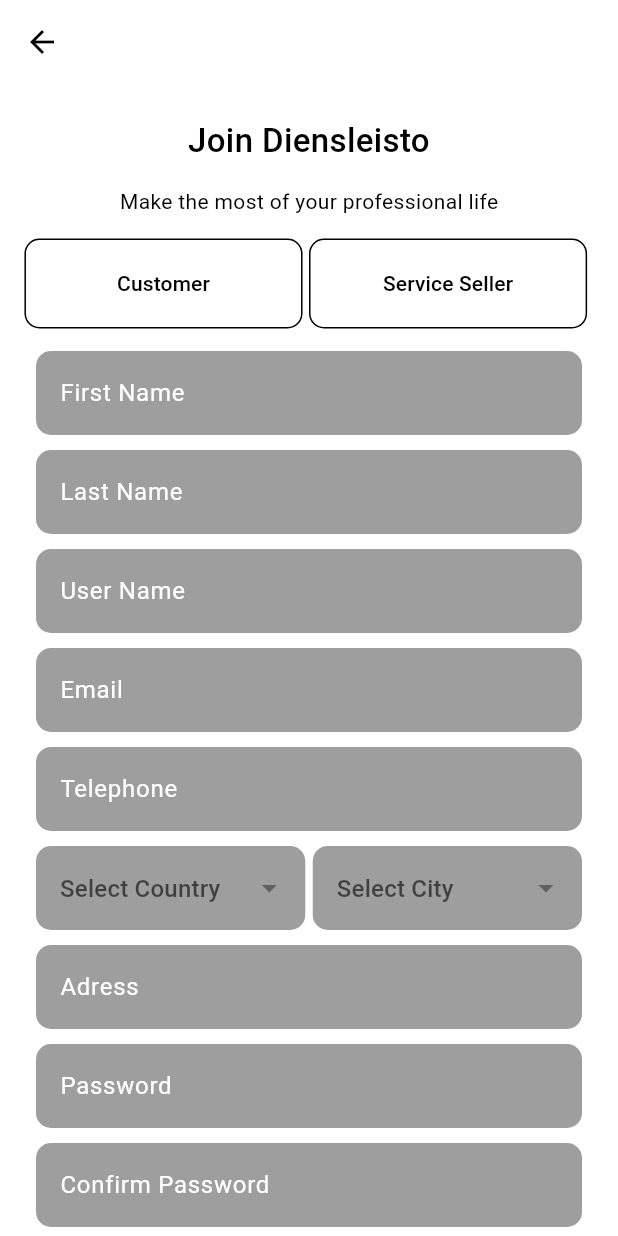
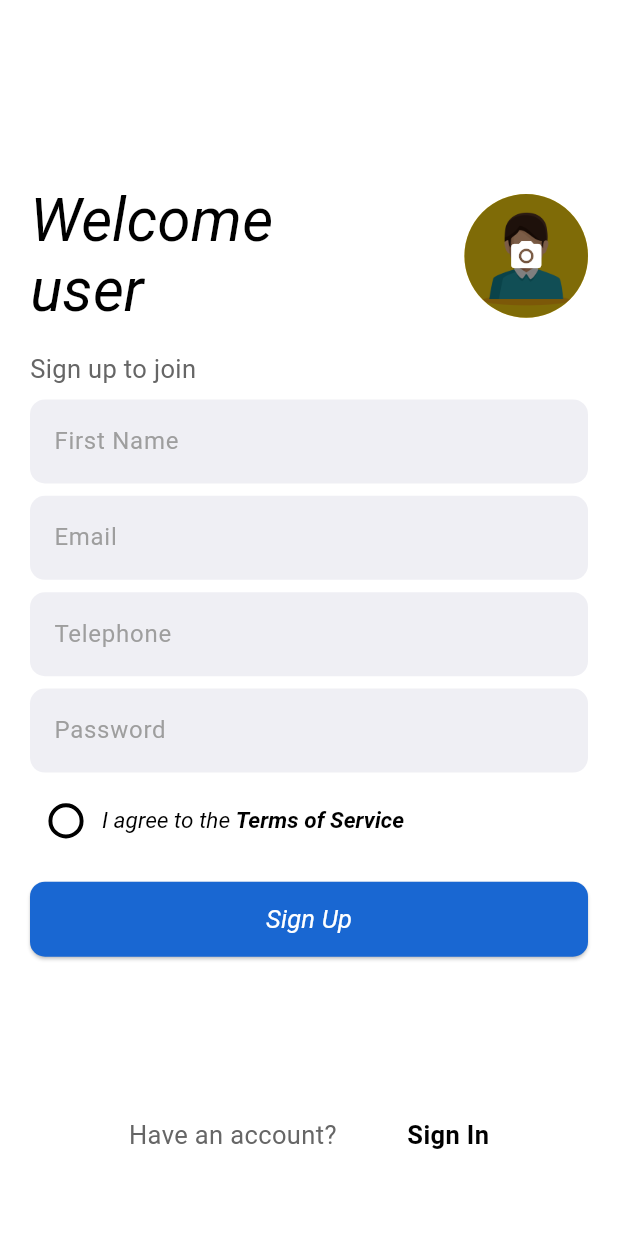
Before and after one commit to rafay99-epic/Dienstleistro, a Flutter app: the signUp screen opened directly, on a phone screen of 412 x 824 dp. Run offline on Flutter 3.47's test engine with Material 3 defaults, Android fonts, the phone set to English and light mode, and no system bars; our stand-ins replace carousel_slider, flutter_animation_progress_bar, flutter_rating_bar, font_awesome_flutter, google_fonts, image_picker and 4 more; Roboto replaces fonts that are missing (ABeeZee).

Commit message:
Multi Screen Support &  Signup User Ui Complete

```diff
--- a/lib/frontend/screens/functionality/auth/login.dart
+++ b/lib/frontend/screens/functionality/auth/login.dart
@@ -25,7 +25,7 @@ class _loginState extends State<login> {
     final size = MediaQuery.of(context).size;
     return Scaffold(
       backgroundColor: Theme.of(context).colorScheme.background,
-      body: Container(
+      body: SingleChildScrollView(
         child: Padding(
           padding: EdgeInsets.symmetric(horizontal: size.width * 0.05),
           child: Column(
@@ -190,13 +190,12 @@ class _loginState extends State<login> {
                 buttonTextfontStyle: FontStyle.italic,
                 iconColor: Theme.of(context).colorScheme.primary,
               ),
-              const Spacer(),
               Padding(
                 padding: EdgeInsets.only(
                   left: size.width * 0.1,
                   right: size.width * 0.1,
                   bottom: size.height * 0.02,
-                  top: size.height * 0.02,
+                  top: size.height * 0.13,
                 ),
                 child: Row(
                   mainAxisAlignment: MainAxisAlignment.spaceBetween,
@@ -214,7 +213,11 @@ class _loginState extends State<login> {
                       onTap: () {
                         Navigator.push(
                           context,
-                          MaterialPageRoute(builder: (context) => signUp()),
+                          PageTransition(
+                            type: PageTransitionType.rightToLeftWithFade,
+                            child: const signUp(),
+                            duration: const Duration(milliseconds: 500),
+                          ),
                         );
                       },
                       child: MyText(
--- a/lib/frontend/screens/functionality/auth/signup.dart
+++ b/lib/frontend/screens/functionality/auth/signup.dart
@@ -1,274 +1,184 @@
 // ignore_for_file: camel_case_types
 
+import 'package:dienstleisto/frontend/screens/functionality/auth/login.dart';
 import 'package:dienstleisto/frontend/widgets/button.dart';
+import 'package:dienstleisto/frontend/widgets/textStyle.dart';
 import 'package:dienstleisto/frontend/widgets/textfeild.dart';
 import 'package:flutter/material.dart';
-import 'package:font_awesome_flutter/font_awesome_flutter.dart';
+import 'dart:io';
+
+import 'package:image_picker/image_picker.dart';
+import 'package:page_transition/page_transition.dart';
 
 class signUp extends StatefulWidget {
-  signUp({super.key});
+  const signUp({super.key});
 
   @override
   State<signUp> createState() => _signUpState();
 }
 
 class _signUpState extends State<signUp> {
-  final TextEditingController firstName = TextEditingController();
-  final TextEditingController lastName = TextEditingController();
-  final TextEditingController username = TextEditingController();
+  final TextEditingController name = TextEditingController();
   final TextEditingController email = TextEditingController();
   final TextEditingController phoneNumber = TextEditingController();
-  final TextEditingController country = TextEditingController();
-  final TextEditingController city = TextEditingController();
-  final TextEditingController address = TextEditingController();
   final TextEditingController password = TextEditingController();
-  final TextEditingController confirmPassword = TextEditingController();
+
   bool _isChecked = false;
-  String? selectedCountry;
-  String? selectedCity;
-
-  final List<String> countries = ['USA', 'Canada', 'Mexico'];
-  final List<String> cities = ['New York', 'Toronto', 'Mexico City'];
+  File? _profileImage;
 
   @override
   Widget build(BuildContext context) {
+    final size = MediaQuery.of(context).size;
+    final double imageSize = size.width * 0.2;
+
     return Scaffold(
-      appBar: AppBar(),
       body: SingleChildScrollView(
-        child: Center(
         child: Padding(
-            padding: const EdgeInsets.all(12),
+          padding: const EdgeInsets.only(left: 20.0, right: 20.0),
           child: Column(
             children: <Widget>[
-                //Image
-                const Align(
-                  alignment: Alignment.center,
-                  //image for logo
-                  // Image.asset(""),
+              SizedBox(height: size.height * 0.15, width: size.width * 0.5),
+              Row(
+                mainAxisAlignment: MainAxisAlignment.spaceBetween,
+                children: [
+                  Align(
+                    alignment: Alignment.centerLeft,
+                    child: RichText(
+                      text: TextSpan(
+                        children: <TextSpan>[
+                          TextSpan(
+                            text: 'Welcome',
+                            style: TextStyle(
+                              fontSize: 40,
+                              fontWeight: FontWeight.w400,
+                              color: Theme.of(context).colorScheme.primary,
+                              fontStyle: FontStyle.italic,
+                              fontFamily: "ABeeZee",
                             ),
-                const SizedBox(height: 10),
-                const Align(
-                  alignment: Alignment.center,
-                  child: Text(
-                    "Join Diensleisto",
-                    textAlign: TextAlign.center,
+                          ),
+                          TextSpan(
+                            text: '\nuser',
                             style: TextStyle(
-                      fontSize: 22,
-                      fontWeight: FontWeight.w500,
+                              fontSize: 40,
+                              fontWeight: FontWeight.w400,
+                              color: Theme.of(context).colorScheme.primary,
+                              fontStyle: FontStyle.italic,
+                              fontFamily: "ABeeZee",
+                            ),
+                          ),
+                        ],
                       ),
                     ),
                   ),
-                const SizedBox(height: 15),
-                const Align(
-                  alignment: Alignment.center,
-                  child: Text(
-                    "Make the most of your professional life",
-                    style: TextStyle(
-                      fontSize: 14,
-                      fontWeight: FontWeight.w400,
-                      color: Colors.black,
+                  GestureDetector(
+                    onTap: () async {
+                      final pickedFile = await ImagePicker()
+                          .pickImage(source: ImageSource.gallery);
+                      if (pickedFile != null) {
+                        setState(() {
+                          _profileImage = File(pickedFile.path);
+                        });
+                      }
+                    },
+                    child: Stack(
+                      children: [
+                        Container(
+                          width: imageSize,
+                          height: imageSize,
+                          decoration: BoxDecoration(
+                            shape: BoxShape.circle,
+                            image: DecorationImage(
+                              fit: BoxFit.cover,
+                              image: _profileImage != null
+                                  ? FileImage(_profileImage!)
+                                  : const AssetImage(
+                                          'assets/images/profileimage.jpg')
+                                      as ImageProvider<Object>,
                             ),
                           ),
                         ),
-                const SizedBox(height: 15),
-                //row selector
-                Row(
-                  mainAxisAlignment: MainAxisAlignment.spaceEvenly,
-                  children: <Widget>[
+                        if (_profileImage == null)
                           Container(
-                      height: 60, // Set the height of the button
-                      width: MediaQuery.of(context).size.width *
-                          0.45, // Set the width to 45% of the screen width
-                      child: ElevatedButton(
-                        onPressed: () {
-                          // Handle button press for 'Customer'
-                        },
-                        style: ElevatedButton.styleFrom(
-                          foregroundColor: Colors.black,
-                          backgroundColor: Colors.white,
-                          side: const BorderSide(color: Colors.black),
-                          elevation: 0,
-                          shape: RoundedRectangleBorder(
-                            borderRadius: BorderRadius.circular(10),
+                            width: imageSize,
+                            height: imageSize,
+                            decoration: BoxDecoration(
+                              shape: BoxShape.circle,
+                              color: Colors.black.withOpacity(0.5),
+                            ),
+                            child: const Icon(Icons.camera_alt,
+                                color: Colors.white),
+                          ),
+                      ],
                     ),
                   ),
-                        child: const Text('Customer'),
+                ],
+              ),
+              // const SizedBox(height: 15),
+              SizedBox(height: size.height * 0.02),
+
+              Align(
+                alignment: Alignment.centerLeft,
+                child: MyText(
+                  text: "Sign up to join",
+                  fontSize: 17,
+                  fontWeight: FontWeight.w400,
+                  color: Theme.of(context).colorScheme.inversePrimary,
                 ),
               ),
-                    Container(
-                      height: 60, // Set the height of the button
-                      width: MediaQuery.of(context).size.width *
-                          0.45, // Set the width to 45% of the screen width
-                      child: ElevatedButton(
-                        onPressed: () {
-                          // Handle button press for 'Service Seller'
-                        },
-                        style: ElevatedButton.styleFrom(
-                          foregroundColor: Colors.black,
-                          backgroundColor: Colors.white,
-                          side: const BorderSide(color: Colors.black),
-                          shape: RoundedRectangleBorder(
-                            borderRadius: BorderRadius.circular(10),
-                          ),
-                          elevation: 0, // No shadow
-                        ),
-                        child: const Text('Service Seller'),
-                      ),
-                    ),
-                    const SizedBox(height: 5),
-                    // CustomTextField(
-                    //   hintText: "First Name",
-                    //   controller: firstName,
-                    //   padding: const EdgeInsets.only(left: 12, right: 12),
-                    // ),
-                  ],
-                ),
-                const SizedBox(height: 15),
+              // const SizedBox(height: 15),
+              SizedBox(height: size.height * 0.01),
+
               //first Name
               CustomTextField(
                 hintText: "First Name",
-                  controller: firstName,
-                  padding: const EdgeInsets.only(left: 12, right: 12),
+                controller: name,
+                fillColor: const Color.fromRGBO(239, 239, 244, 1),
+                hintColor: Colors.grey,
               ),
-                const SizedBox(height: 10),
-                //last Name
-                CustomTextField(
-                  hintText: "Last Name",
-                  controller: lastName,
-                  padding: const EdgeInsets.only(left: 12, right: 12),
-                ),
-                const SizedBox(height: 10),
-                //username
-                CustomTextField(
-                  hintText: "User Name",
-                  controller: username,
-                  padding: const EdgeInsets.only(left: 12, right: 12),
-                ),
-                const SizedBox(height: 10),
+              // const SizedBox(height: 10),
+              SizedBox(height: size.height * 0.01),
 
               //email
               CustomTextField(
                 hintText: "Email",
                 controller: email,
-                  padding: const EdgeInsets.only(left: 12, right: 12),
+                fillColor: const Color.fromRGBO(239, 239, 244, 1),
+                hintColor: Colors.grey,
               ),
-                const SizedBox(height: 10),
+              // const SizedBox(height: 10),
+              SizedBox(height: size.height * 0.01),
+
               //phone number
               CustomTextField(
                 hintText: "Telephone",
                 controller: phoneNumber,
-                  padding: const EdgeInsets.only(left: 12, right: 12),
                 enableOnlyNumbers: true,
+                fillColor: const Color.fromRGBO(239, 239, 244, 1),
+                hintColor: Colors.grey,
               ),
-                const SizedBox(height: 10),
-
-                // Rown two selector
-                // country & City
-                Padding(
-                  padding: const EdgeInsets.only(left: 12.0, right: 12.0),
-                  child: Row(
-                    children: <Widget>[
-                      Expanded(
-                        child: DropdownButtonFormField<String>(
-                          decoration: InputDecoration(
-                            filled: true,
-                            fillColor: Colors.grey,
-                            hintText: 'Select Country',
-                            hintStyle: const TextStyle(color: Colors.white),
-                            border: OutlineInputBorder(
-                              borderSide: BorderSide.none,
-                              borderRadius: BorderRadius.circular(10),
-                            ),
-                          ),
-                          value: selectedCountry,
-                          onChanged: (String? newValue) {
-                            setState(() {
-                              selectedCountry = newValue!;
-                            });
-                          },
-                          items: countries
-                              .map<DropdownMenuItem<String>>((String value) {
-                            return DropdownMenuItem<String>(
-                              value: value,
-                              child: Text(
-                                value,
-                                style: const TextStyle(color: Colors.black),
-                              ),
-                            );
-                          }).toList(),
-                        ),
-                      ),
-                      const SizedBox(width: 5),
-                      Expanded(
-                        child: DropdownButtonFormField<String>(
-                          decoration: InputDecoration(
-                            filled: true,
-                            fillColor: Colors.grey,
-                            hintText: 'Select City',
-                            hintStyle: const TextStyle(color: Colors.white),
-                            border: OutlineInputBorder(
-                              borderSide: BorderSide.none,
-                              borderRadius: BorderRadius.circular(10),
-                            ),
-                          ),
-                          value: selectedCity,
-                          onChanged: (String? newValue) {
-                            setState(() {
-                              selectedCity = newValue!;
-                            });
-                          },
-                          items: cities
-                              .map<DropdownMenuItem<String>>((String value) {
-                            return DropdownMenuItem<String>(
-                              value: value,
-                              child: Text(
-                                value,
-                                style: const TextStyle(color: Colors.black),
-                              ),
-                            );
-                          }).toList(),
-                        ),
-                      ),
-                    ],
-                  ),
-                ),
-                const SizedBox(height: 10),
-                //address
-                CustomTextField(
-                  hintText: "Adress",
-                  controller: address,
-                  padding: const EdgeInsets.only(left: 12, right: 12),
-                ),
-                const SizedBox(height: 10),
+              // const SizedBox(height: 10),
+              SizedBox(height: size.height * 0.01),
               //password
               CustomTextField(
                 hintText: "Password",
                 controller: password,
-                  padding: const EdgeInsets.only(left: 12, right: 12),
                 obscureText: true,
+                fillColor: const Color.fromRGBO(239, 239, 244, 1),
+                hintColor: Colors.grey,
               ),
-                const SizedBox(height: 10),
-                //confirm password
-                CustomTextField(
-                  hintText: "Confirm Password",
-                  controller: confirmPassword,
-                  padding: const EdgeInsets.only(left: 12, right: 12),
-                  obscureText: true,
-                ),
-                const SizedBox(height: 5),
+              // const SizedBox(height: 5),
+              SizedBox(height: size.height * 0.01),
+
               //check box wit confirm password
-                Padding(
-                  padding: const EdgeInsets.only(left: 12.0, right: 12.0),
-                  child: Row(
+              Row(
                 children: <Widget>[
                   Transform.scale(
                     scale: 1.3,
                     child: Checkbox(
                       checkColor: Colors.white,
-                          fillColor:
-                              MaterialStateProperty.resolveWith((states) {
+                      fillColor: MaterialStateProperty.resolveWith((states) {
                         if (states.contains(MaterialState.selected)) {
-                              return Colors.black;
+                          return Colors.green;
                         }
                         return Colors.white;
                       }),
@@ -279,84 +189,86 @@ class _signUpState extends State<signUp> {
                         });
                       },
                       shape: RoundedRectangleBorder(
-                            borderRadius:
-                                BorderRadius.circular(10), // Rounded corners
+                        borderRadius: BorderRadius.circular(10),
                       ),
                     ),
                   ),
-                      const Text(
-                        'Privacy Policy',
+                  RichText(
+                    text: TextSpan(
                       style: TextStyle(
-                          fontSize:
-                              16, // You can adjust the font size to match the size of the checkbox
+                        fontSize: 15,
+                        fontFamily: "ABeeZee",
+                        fontWeight: FontWeight.w400,
+                        color: Theme.of(context).colorScheme.primary,
+                        fontStyle: FontStyle.italic,
+                      ),
+                      children: const <TextSpan>[
+                        TextSpan(text: 'I agree to the '),
+                        TextSpan(
+                          text: 'Terms of Service',
+                          style: TextStyle(fontWeight: FontWeight.bold),
+                        ),
+                      ],
                     ),
                   ),
                 ],
               ),
+
+              SizedBox(height: size.height * 0.02),
+
+              CustomButton(
+                onPressed: () {
+                  //logic for sign In Button from firebase
+                },
+                text: "Sign Up",
+                enableIcon: false,
+                backgroundColor: Theme.of(context).colorScheme.secondary,
+                buttonTextColor: Theme.of(context).colorScheme.background,
+                buttonTextSize: 17,
+                buttonTextAlign: TextAlign.center,
+                buttonTextFontFamily: 'ABeeZee',
+                buttonTextfontStyle: FontStyle.italic,
               ),
 
-                //two button
-                //register
-
-                // CustomButton(
-                //   onPressed: () {},
-                //   text: "Regiser",
-                //   enableIcon: false,
-                //   padding: const EdgeInsets.only(left: 80.0, right: 80.0),
-                //   backgroundColor: Theme.of(context).colorScheme.secondary,
-                // ),
-                const SizedBox(
-                  height: 10,
+              // SizedBox(height: size.height * 0.1),
+              Padding(
+                padding: EdgeInsets.only(
+                  top: size.height * 0.13,
+                  bottom: size.height * 0.1,
+                  left: size.width * 0.16,
+                  right: size.width * 0.16,
                 ),
-                const Align(
-                  alignment: Alignment.center,
-                  child: Text(
-                    "or",
-                    textAlign: TextAlign.center,
-                    style: TextStyle(
-                      fontSize: 20,
-                      fontWeight: FontWeight.w500,
-                    ),
-                  ),
-                ),
-                //google register
-                // CustomButton(
-                //   onPressed: () {},
-                //   text: "Google",
-                //   enableIcon: true,
-                //   icon: FontAwesomeIcons.google,
-                // ),
-                const SizedBox(
-                  height: 10,
-                ),
-                // text for login or already have account
-                Padding(
-                  padding: const EdgeInsets.only(left: 90.0, right: 90.0),
                 child: Row(
                   mainAxisAlignment: MainAxisAlignment.spaceBetween,
                   children: <Widget>[
-                      const Text(
-                        'Already on Diensleisto?',
-                        style: TextStyle(
-                          color: Colors.black,
-                          fontSize: 14,
+                    MyText(
+                      text: 'Have an account?',
+                      color: Theme.of(context).colorScheme.inversePrimary,
+                      fontSize: 17,
                       fontWeight: FontWeight.w400,
-                        ),
+                      textAlign: TextAlign.center,
+                      fontFamily: "ABeeZee",
+                      fontStyle: FontStyle.normal,
                     ),
                     GestureDetector(
                       onTap: () {
                         Navigator.push(
                           context,
-                            MaterialPageRoute(builder: (context) => signUp()),
+                          PageTransition(
+                            type: PageTransitionType.rightToLeftWithFade,
+                            child: const login(),
+                            duration: const Duration(milliseconds: 500),
+                          ),
                         );
                       },
-                        child: const Text(
-                          ' Login',
-                          style: TextStyle(
-                            color: Colors.black,
-                            fontSize: 14,
+                      child: MyText(
+                        text: ' Sign In',
+                        color: Theme.of(context).colorScheme.primary,
+                        fontSize: 17,
                         fontWeight: FontWeight.bold,
-                          ),
+                        textAlign: TextAlign.center,
+                        fontFamily: "ABeeZee",
+                        fontStyle: FontStyle.normal,
                       ),
                     ),
                   ],
@@ -366,7 +278,6 @@ class _signUpState extends State<signUp> {
           ),
         ),
       ),
-      ),
     );
   }
 }
--- a/pubspec.yaml
+++ b/pubspec.yaml
@@ -46,6 +46,7 @@ dependencies:
   youtube_player_flutter: ^9.0.0
   story_view: ^0.16.5
   flutter_animation_progress_bar: ^2.3.1
+  image_picker: ^1.0.7
 
 dev_dependencies:
   flutter_test:
```
Also changed, not shown: assets/images/profileimage.jpg (added), lib/frontend/screens/functionality/auth/verifyNumber.dart (added), pubspec.lock, 6 other files. Lines whose indentation alone changed are shown as unchanged.
